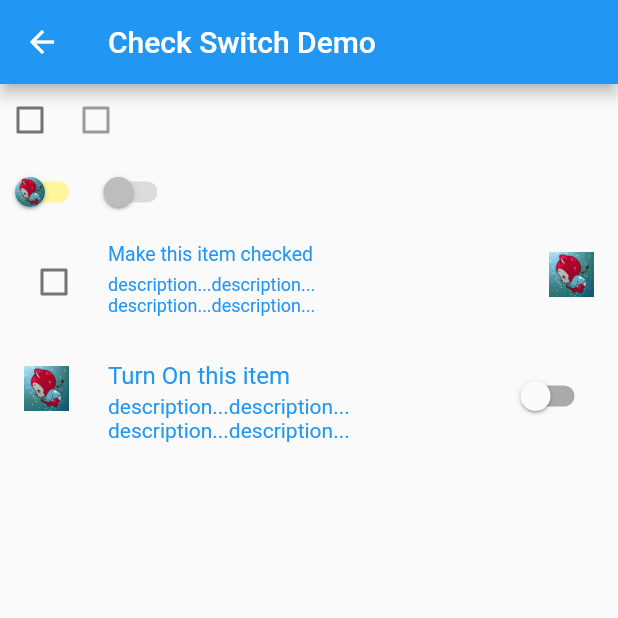
After one commit to kukyxs/flutter_arts_demos_app, a Flutter app: the screen it shows after launch, after a tap on "Check Switch Demo", on a phone screen of 412 x 824 dp, the top half of it. The commit adds this screen. Run offline on Flutter 3.47's test engine with Material 2 defaults, Android fonts, the phone set to English and light mode, and no system bars; our stand-ins replace fluttertoast, rxdart; network calls fail.

Commit message:
checkbox, switch demo

```diff
--- a/lib/main.dart
+++ b/lib/main.dart
@@ -6,6 +6,7 @@ import 'package:flutter/services.dart';
 import 'package:flutter_arts_demos_app/custom_routes.dart';
 import 'package:flutter_arts_demos_app/pages/app_bar_main.dart';
 import 'package:flutter_arts_demos_app/pages/button_main.dart';
+import 'package:flutter_arts_demos_app/pages/checkbox_switch_main.dart';
 import 'package:flutter_arts_demos_app/pages/column_main.dart';
 import 'package:flutter_arts_demos_app/pages/image_main.dart';
 import 'package:flutter_arts_demos_app/pages/login_home_page.dart';
@@ -68,6 +69,10 @@ class MainHomePage extends StatelessWidget {
             clickAction: () => Navigator.push(context, ScalePageRoute(StackDemoPage())),
           ),
           MenuActionItem(
+            title: 'Check Switch Demo',
+            clickAction: () => Navigator.push(context, ScalePageRoute(CheckSwitchDemoPage())),
+          ),
+          MenuActionItem(
             title: 'TextField Demo',
             clickAction: () => Navigator.push(context, FadeInPageRoute(TextFieldDemoPage())),
           ),
--- /dev/null
+++ b/lib/pages/checkbox_switch_main.dart
@@ -0,0 +1,104 @@
+import 'package:flutter/material.dart';
+
+class CheckSwitchDemoPage extends StatefulWidget {
+  @override
+  _CheckSwitchDemoPageState createState() => _CheckSwitchDemoPageState();
+}
+
+class _CheckSwitchDemoPageState extends State<CheckSwitchDemoPage> {
+  var _isChecked = false;
+  var _isTitleChecked = false;
+  var _isOn = false;
+  var _isTitleOn = false;
+
+  @override
+  void initState() {
+    super.initState();
+  }
+
+  @override
+  Widget build(BuildContext context) {
+    return Scaffold(
+      appBar: AppBar(
+        title: Text('Check Switch Demo'),
+      ),
+      body: Column(children: <Widget>[
+        Row(
+          children: <Widget>[
+            Checkbox(
+              // 是否开启三态
+              tristate: true,
+              // 控制当前 checkbox 的开启状态
+              value: _isChecked,
+              // 不设置该方法，处于不可用状态
+              onChanged: (checked) {
+                // 管理状态值
+                setState(() => _isChecked = checked);
+              },
+              // 选中时的颜色
+              activeColor: Colors.pink,
+              // 这个值有 padded 和 shrinkWrap 两个值，
+              // padded 时候所占有的空间比 shrinkWrap 大，别的原谅我没看出啥
+              materialTapTargetSize: MaterialTapTargetSize.shrinkWrap,
+            ),
+
+            /// 点击无响应
+            Checkbox(value: _isChecked, onChanged: null, tristate: true)
+          ],
+        ),
+        Row(
+          children: <Widget>[
+            Switch(
+                // 开启时候，那个条的颜色
+                activeTrackColor: Colors.yellow,
+                // 关闭时候，那个条的颜色
+                inactiveTrackColor: Colors.yellow[200],
+                // 设置指示器的图片，当然也有 color 可以设置
+                activeThumbImage: AssetImage('images/ali.jpg'),
+                inactiveThumbImage: AssetImage('images/ali.jpg'),
+                // 开始时候的颜色，貌似会被 activeTrackColor 顶掉
+                activeColor: Colors.pink,
+                materialTapTargetSize: MaterialTapTargetSize.shrinkWrap,
+                value: _isOn,
+                onChanged: (onState) {
+                  setState(() => _isOn = onState);
+                }),
+
+            /// 点击无响应
+            Switch(value: _isOn, onChanged: null)
+          ],
+        ),
+        CheckboxListTile(
+          // 描述选项
+          title: Text('Make this item checked'),
+          // 二级描述
+          subtitle: Text('description...description...\ndescription...description...'),
+          // 和 checkbox 对立边的部件，例如 checkbox 在头部，则 secondary 在尾部
+          secondary: Image.asset('images/ali.jpg', width: 30.0, height: 30.0),
+          value: _isTitleChecked,
+          // title 和 subtitle 是否为垂直密集列表中一员，最明显就是部件会变小
+          dense: true,
+          // 是否需要使用 3 行的高度，该值为 true 时候，subtitle 不可为空
+          isThreeLine: true,
+          // 控制 checkbox 选择框是在前面还是后面
+          controlAffinity: ListTileControlAffinity.leading,
+          // 是否将主题色应用到文字或者图标
+          selected: true,
+          onChanged: (checked) {
+            setState(() => _isTitleChecked = checked);
+          },
+        ),
+        SwitchListTile(
+            title: Text('Turn On this item'),
+            subtitle: Text('description...description...\ndescription...description...'),
+            secondary: Image.asset('images/ali.jpg', width: 30.0, height: 30.0),
+            isThreeLine: true,
+            value: _isTitleOn,
+            selected: true,
+            onChanged: (onState) {
+              setState(() => _isTitleOn = onState);
+            })
+      ]),
+    );
+  }
+}
```
Also changed, not shown: lib/bloc/bloc_main.dart (added, +50 -0 lines), lib/bloc/bloc_provider.dart (added, +41 -0 lines), lib/bloc/counter_bloc.dart (added, +30 -0 lines).
